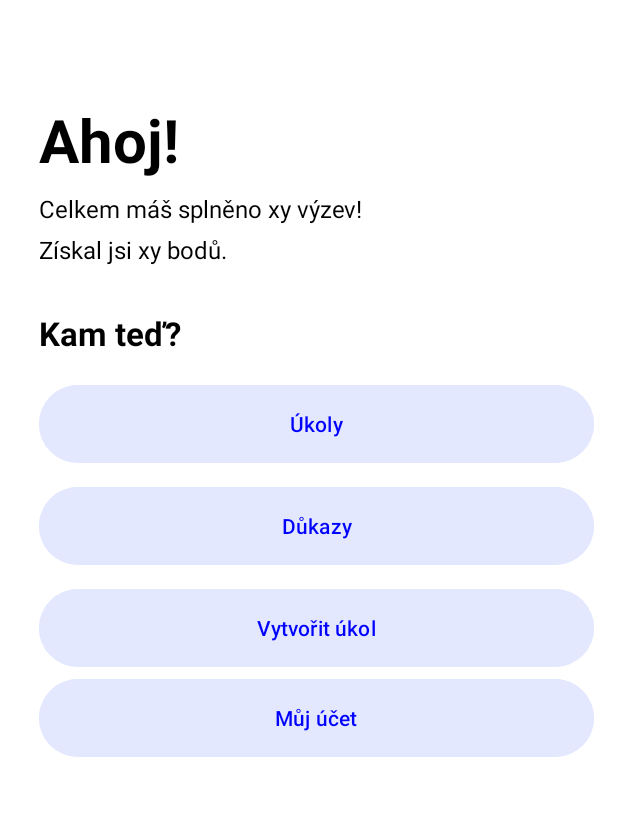
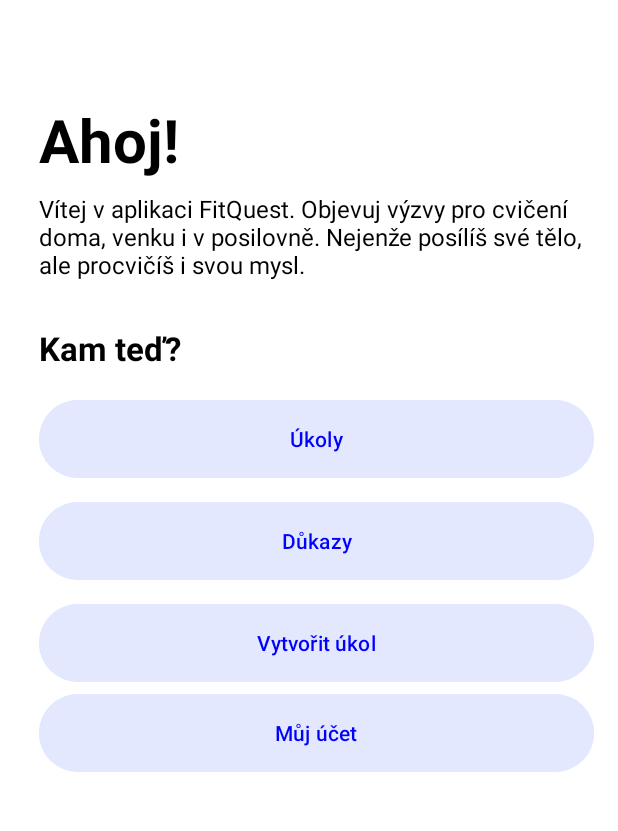
Before and after one commit to rozsypalovaz/github-zr-pma-2024-aplikace, an Android app: the screen it shows after launch (MainActivity), on a phone screen of 412 x 824 dp, the part 144-975 px from its top. Run offline under Robolectric (Android 15) with nearby library versions, the phone set to English and light mode, and no system bars.

```diff
--- a/app/src/main/res/layout/activity_main.xml
+++ b/app/src/main/res/layout/activity_main.xml
@@ -73,20 +73,13 @@
             android:paddingTop="30dp"
             android:paddingBottom="8dp" />
 
-        <TextView
-            android:id="@+id/statisticsText"
-            android:layout_width="wrap_content"
-            android:layout_height="wrap_content"
-            android:text="Celkem máš splněno xy výzev!"
-            android:textSize="16sp"
-            android:textColor="#000000"
-            android:paddingBottom="5dp" />
+
 
         <TextView
             android:id="@+id/Text"
             android:layout_width="wrap_content"
             android:layout_height="wrap_content"
-            android:text="Získal jsi xy bodů."
+            android:text="@string/uvitani"
             android:textSize="16sp"
             android:textColor="#000000"
             android:paddingBottom="30dp" />
--- a/app/src/main/res/values/strings.xml
+++ b/app/src/main/res/values/strings.xml
@@ -2,5 +2,6 @@
     <string name="app_name">SemestralniProjekt</string>
     <string name="pridani_vyzvi_popis">Vyplň název výzvy, popis pravidel, vyber kategorii a nastav počet bodů, které lze získat za její splnění. Tvoje výzva se po odeslání přidá do seznamu a může motivovat ostatní k účasti!</string>
     <string name="ukoly_popis">V této sekci najdeš různé sportovní výzvy, které si můžeš vybrat a plnit podle svého tempa. Každý úkol má specifická pravidla a možnost nahrát důkaz o splnění, za které získáš body </string>
+    <string name="uvitani">Vítej v aplikaci FitQuest. Objevuj výzvy pro cvičení doma, venku i v posilovně. Nejenže posílíš své tělo, ale procvičíš i svou mysl.</string>
 
 </resources>
```
Also changed, not shown: app/src/main/java/com/example/semestralniprojektpma/LoginActivity.java (+17 -16 lines), app/src/main/java/com/example/semestralniprojektpma/SignupActivity.java (+13 -11 lines).
